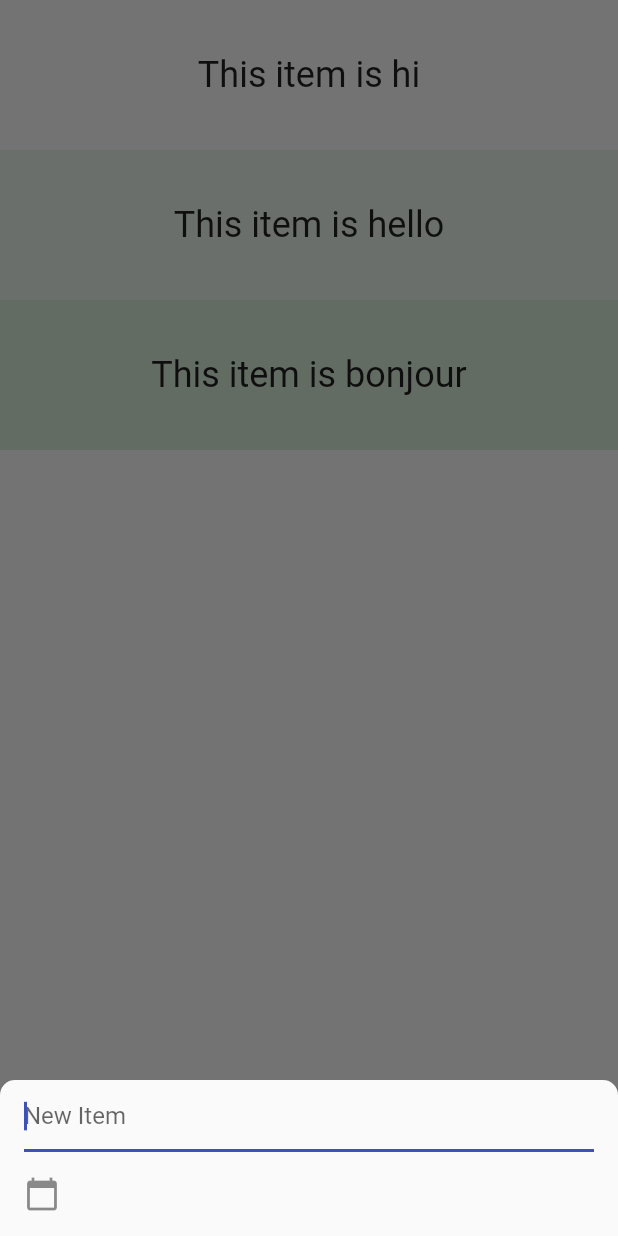
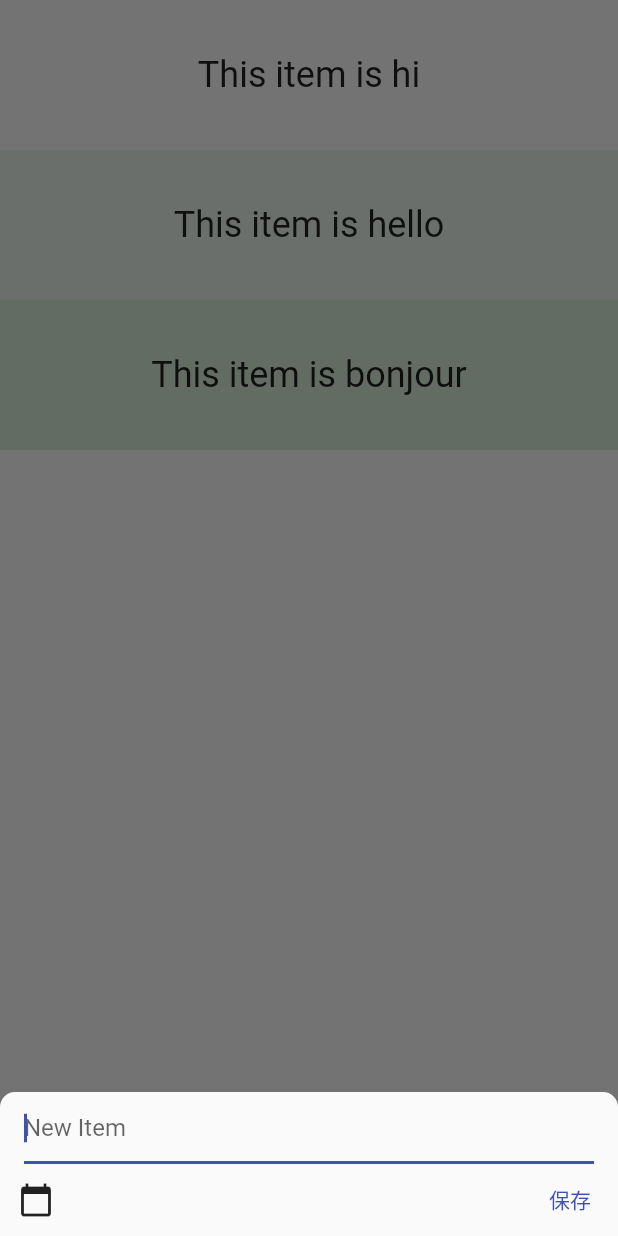
Before and after one commit to sugitlab/inoutstudy, a Flutter app: the screen it shows after launch, after a tap on the "add" icon, on a phone screen of 412 x 824 dp. Run offline on Flutter 3.47's test engine with Material 2 defaults, Android fonts, the phone set to English and light mode, and no system bars; our stand-ins replace flutter_riverpod.

Commit message:
store input value to state

```diff
--- /dev/null
+++ b/lib/views/modal_bottom_sheet_form.dart
@@ -0,0 +1,93 @@
+import 'package:flutter/material.dart';
+import 'package:flutter_riverpod/flutter_riverpod.dart';
+import '../models/study_record_provider.dart';
+
+void newStudyModalBottomSheetForm(context) {
+  showModalBottomSheet(
+    isScrollControlled: true,
+    context: context,
+    shape: const RoundedRectangleBorder(
+      borderRadius: BorderRadius.only(
+        topLeft: Radius.circular(10),
+        topRight: Radius.circular(10),
+      ),
+    ),
+    builder: (BuildContext context) {
+      return SafeArea(
+        child: SingleChildScrollView(
+          padding: EdgeInsets.only(bottom: MediaQuery.of(context).viewInsets.bottom),
+          child: const NewStudyForm(),
+        ),
+      );
+    },
+  );
+}
+
+class NewStudyForm extends StatefulWidget {
+  const NewStudyForm({Key? key}) : super(key: key);
+  @override
+  _NewStudyFormState createState() => _NewStudyFormState();
+}
+
+class _NewStudyFormState extends State<NewStudyForm> {
+  String inputField = '';
+  void updateInput(String text) {
+    setState(() {
+      inputField = text;
+    });
+  }
+
+  @override
+  Widget build(BuildContext context) {
+    return Column(
+      children: <Widget>[
+        Padding(
+          padding: const EdgeInsets.symmetric(horizontal: 16),
+          child: TextField(
+            onChanged: (text) {
+              updateInput(text);
+            },
+            autofocus: true,
+            decoration: const InputDecoration(
+              border: UnderlineInputBorder(),
+              hintText: 'New Item',
+              floatingLabelBehavior: FloatingLabelBehavior.never,
+            ),
+          ),
+        ),
+        Row(
+          mainAxisAlignment: MainAxisAlignment.spaceBetween,
+          children: [
+            IconButton(
+              splashRadius: 18,
+              icon: const Icon(Icons.calendar_today),
+              onPressed: () => {},
+            ),
+            SaveInput(
+              input: inputField,
+            )
+          ],
+        ),
+      ],
+    );
+  }
+}
+
+class SaveInput extends ConsumerWidget {
+  const SaveInput({
+    Key? key,
+    required this.input,
+  }) : super(key: key);
+  final String input;
+
+  @override
+  Widget build(BuildContext context, WidgetRef ref) {
+    return TextButton(
+      child: const Text('保存'),
+      onPressed: () {
+        ref.read(studyRecordListProvider.notifier).add(input);
+        Navigator.pop(context);
+      },
+    );
+  }
+}
--- a/lib/views/top_summary.dart
+++ b/lib/views/top_summary.dart
@@ -1,6 +1,7 @@
 import 'package:flutter/material.dart';
 import 'package:flutter_riverpod/flutter_riverpod.dart';
 import '../models/study_record_provider.dart';
+import '../views/modal_bottom_sheet_form.dart';
 
 class TopSummary extends ConsumerWidget {
   const TopSummary({Key? key}) : super(key: key);
@@ -27,7 +28,7 @@ class TopSummary extends ConsumerWidget {
       floatingActionButton: FloatingActionButton(
         elevation: 10,
         child: const Icon(Icons.add),
-        onPressed: () => _newStudyModalBottomSheet(context),
+        onPressed: () => newStudyModalBottomSheetForm(context),
       ),
       bottomNavigationBar: BottomAppBar(
         elevation: 10,
@@ -55,42 +56,3 @@ class TopSummary extends ConsumerWidget {
     );
   }
 }
-
-void _newStudyModalBottomSheet(context) {
-  showModalBottomSheet(
-    isScrollControlled: true,
-    context: context,
-    shape: const RoundedRectangleBorder(
-      borderRadius: BorderRadius.only(
-        topLeft: Radius.circular(10),
-        topRight: Radius.circular(10),
-      ),
-    ),
-    builder: (BuildContext context) {
-      return SafeArea(
-        child: SingleChildScrollView(
-          padding: EdgeInsets.only(bottom: MediaQuery.of(context).viewInsets.bottom),
-          child: Column(
-            children: <Widget>[
-              const Padding(
-                padding: EdgeInsets.symmetric(horizontal: 16),
-                child: TextField(
-                  autofocus: true,
-                  decoration: InputDecoration(
-                    border: UnderlineInputBorder(),
-                    hintText: 'New Item',
-                    floatingLabelBehavior: FloatingLabelBehavior.never,
-                  ),
-                ),
-              ),
-              ListTile(
-                leading: const Icon(Icons.calendar_today),
-                onTap: () {},
-              ),
-            ],
-          ),
-        ),
-      );
-    },
-  );
-}
```
